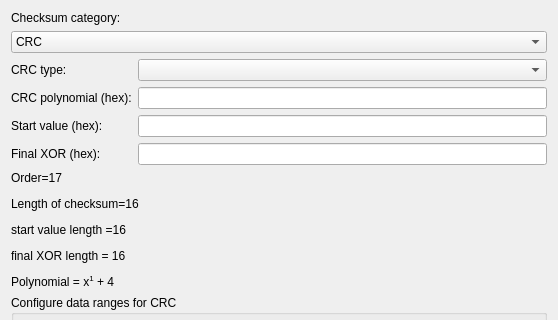
Old version of the form ui/checksum_options_widget.ui in the repository jopohl/urh; both pictures show x 0 to 558 and y 0 to 320 of the 558 by 489 pixel window.
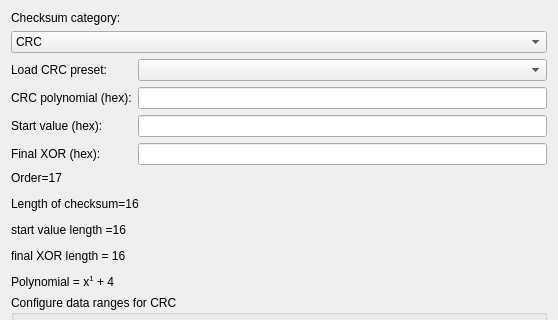
New version of the form. Icons and pictures are not drawn.

Commit message: CRC type -> load crc preset

```diff
--- a/ui/checksum_options_widget.ui
+++ b/ui/checksum_options_widget.ui
@@ -123,7 +123,7 @@
        <item row="0" column="0">
         <widget class="QLabel" name="label_3">
          <property name="text">
-          <string>CRC type:</string>
+          <string>Load CRC preset:</string>
          </property>
         </widget>
        </item>
```
The commit also changes 1 other file.
